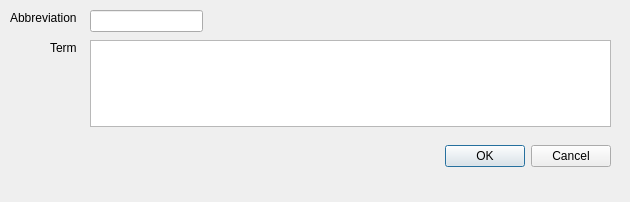
This is AviationNavigationDB_QGIS3_tools/aviationnavigationdb/abbreviation_dialog.ui in strpaw/AviationNavigationDatabase as Qt 5 draws it before an edit. The edited form follows.
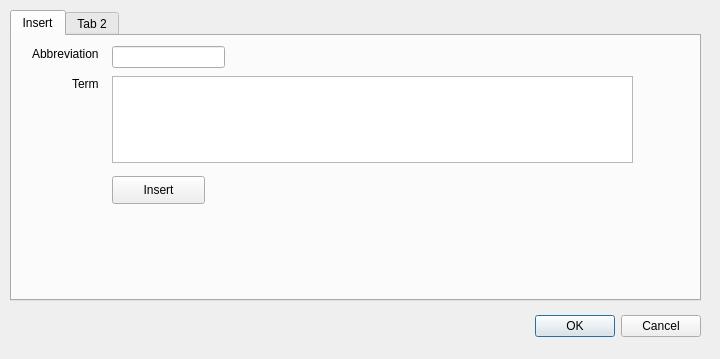
This is the edited form.

Commit message: Insert abbreviation into database

What changed in the file:
```diff
--- a/AviationNavigationDB_QGIS3_tools/aviationnavigationdb/abbreviation_dialog.ui
+++ b/AviationNavigationDB_QGIS3_tools/aviationnavigationdb/abbreviation_dialog.ui
@@ -6,8 +6,8 @@
    <rect>
     <x>0</x>
     <y>0</y>
-    <width>630</width>
-    <height>202</height>
+    <width>720</width>
+    <height>359</height>
    </rect>
   </property>
   <property name="windowTitle">
@@ -16,9 +16,9 @@
   <widget class="QDialogButtonBox" name="buttonBox">
    <property name="geometry">
     <rect>
-     <x>270</x>
-     <y>140</y>
-     <width>341</width>
+     <x>340</x>
+     <y>310</y>
+     <width>361</width>
      <height>32</height>
     </rect>
    </property>
@@ -29,30 +29,78 @@
     <set>QDialogButtonBox::Cancel|QDialogButtonBox::Ok</set>
    </property>
   </widget>
-  <widget class="QLineEdit" name="lineEditAbbrev">
+  <widget class="QTabWidget" name="tabWidget">
    <property name="geometry">
     <rect>
-     <x>90</x>
+     <x>10</x>
      <y>10</y>
-     <width>113</width>
-     <height>22</height>
+     <width>691</width>
+     <height>291</height>
     </rect>
+   </property>
+   <property name="tabShape">
+    <enum>QTabWidget::Rounded</enum>
+   </property>
+   <property name="currentIndex">
+    <number>0</number>
+   </property>
+   <property name="elideMode">
+    <enum>Qt::ElideLeft</enum>
+   </property>
+   <widget class="QWidget" name="tab">
+    <attribute name="title">
+     <string>Insert</string>
+    </attribute>
+    <widget class="QPushButton" name="pushButtonInsert">
+     <property name="geometry">
+      <rect>
+       <x>100</x>
+       <y>140</y>
+       <width>93</width>
+       <height>28</height>
+      </rect>
+     </property>
+     <property name="text">
+      <string>Insert</string>
+     </property>
+    </widget>
+    <widget class="QLabel" name="label_2">
+     <property name="geometry">
+      <rect>
+       <x>60</x>
+       <y>40</y>
+       <width>31</width>
+       <height>16</height>
+      </rect>
+     </property>
+     <property name="text">
+      <string>Term</string>
    </property>
   </widget>
   <widget class="QPlainTextEdit" name="plainTextEditTerm">
    <property name="geometry">
     <rect>
-     <x>90</x>
+       <x>100</x>
      <y>40</y>
      <width>521</width>
      <height>87</height>
     </rect>
    </property>
   </widget>
+    <widget class="QLineEdit" name="lineEditAbbrev">
+     <property name="geometry">
+      <rect>
+       <x>100</x>
+       <y>10</y>
+       <width>113</width>
+       <height>22</height>
+      </rect>
+     </property>
+    </widget>
   <widget class="QLabel" name="label">
    <property name="geometry">
     <rect>
-     <x>10</x>
+       <x>20</x>
      <y>10</y>
      <width>81</width>
      <height>16</height>
@@ -62,18 +110,12 @@
     <string>Abbreviation</string>
    </property>
   </widget>
-  <widget class="QLabel" name="label_2">
-   <property name="geometry">
-    <rect>
-     <x>50</x>
-     <y>40</y>
-     <width>31</width>
-     <height>16</height>
-    </rect>
-   </property>
-   <property name="text">
-    <string>Term</string>
-   </property>
+   </widget>
+   <widget class="QWidget" name="tab_2">
+    <attribute name="title">
+     <string>Tab 2</string>
+    </attribute>
+   </widget>
   </widget>
  </widget>
  <resources/>
```
Lines whose indentation alone changed are shown as unchanged. The commit also changes 2 other files.
